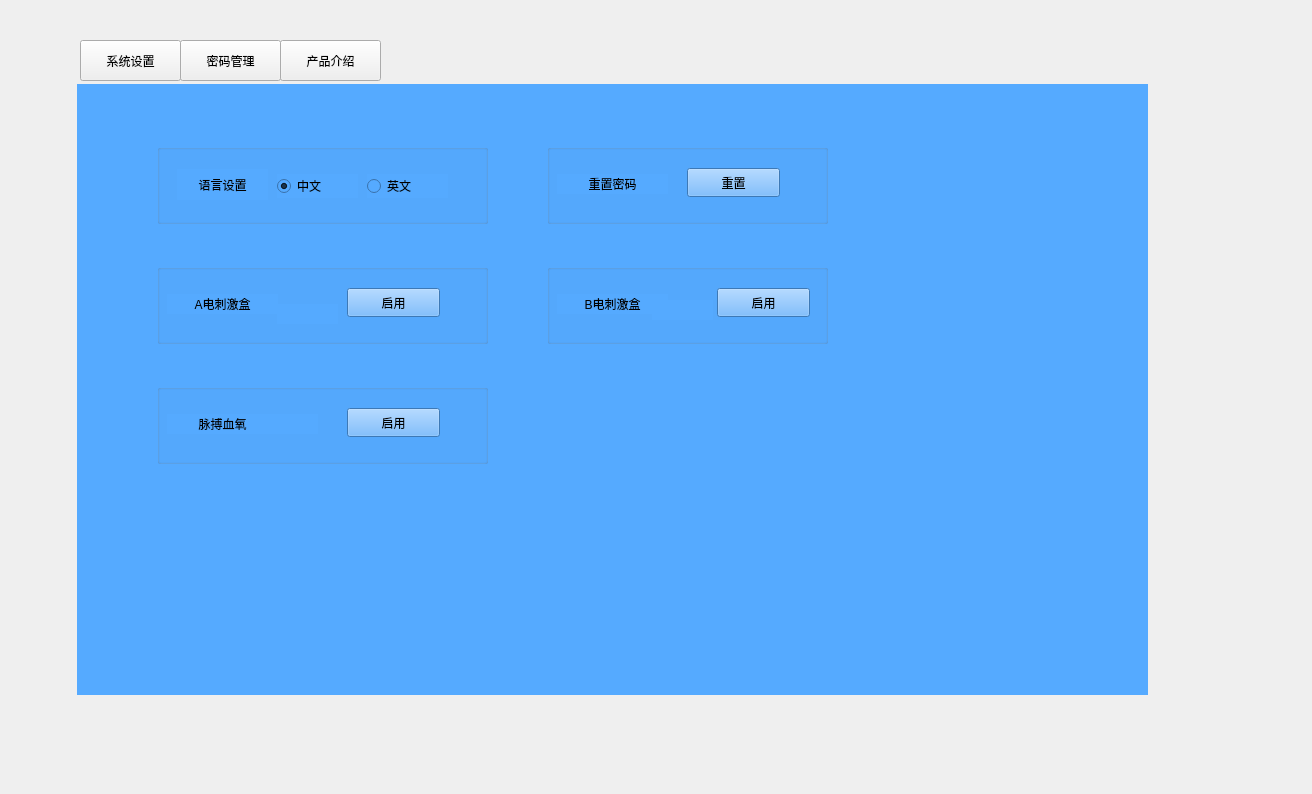
Before: the Qt Designer form Src/Setting/settingwidget.ui in xiaosongzhi/LowUpLimp, drawn with Qt 5.
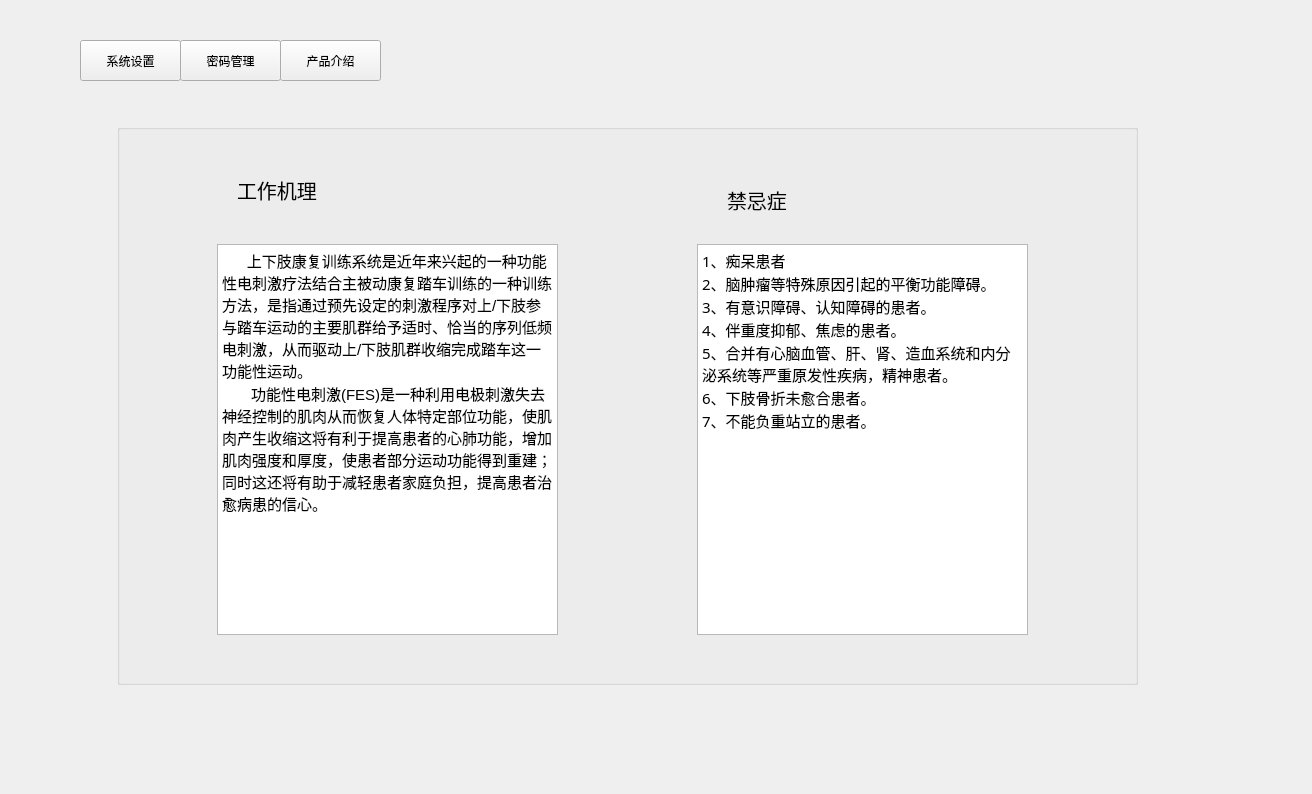
After: the same form once the commit is applied.

Commit message: 添加产品介绍界面

Diff of the .ui file:
```diff
--- a/Src/Setting/settingwidget.ui
+++ b/Src/Setting/settingwidget.ui
@@ -62,10 +62,10 @@
     </rect>
    </property>
    <property name="styleSheet">
-    <string notr="true">background-color: rgb(85, 170, 255);</string>
+    <string notr="true"/>
    </property>
    <property name="currentIndex">
-    <number>0</number>
+    <number>2</number>
    </property>
    <widget class="QWidget" name="systemSetting_Page">
     <widget class="QGroupBox" name="groupBox">
@@ -73,7 +73,7 @@
       <rect>
        <x>80</x>
        <y>60</y>
-       <width>331</width>
+       <width>401</width>
        <height>80</height>
       </rect>
      </property>
@@ -115,7 +115,7 @@
      <widget class="QRadioButton" name="EN_RadioButton">
       <property name="geometry">
        <rect>
-        <x>210</x>
+        <x>240</x>
         <y>30</y>
         <width>81</width>
         <height>24</height>
@@ -129,9 +129,9 @@
     <widget class="QGroupBox" name="groupBox_2">
      <property name="geometry">
       <rect>
-       <x>470</x>
+       <x>630</x>
        <y>60</y>
-       <width>281</width>
+       <width>371</width>
        <height>80</height>
       </rect>
      </property>
@@ -157,7 +157,7 @@
      <widget class="QPushButton" name="resetPassword_Btn">
       <property name="geometry">
        <rect>
-        <x>140</x>
+        <x>210</x>
         <y>24</y>
         <width>93</width>
         <height>29</height>
@@ -173,7 +173,7 @@
       <rect>
        <x>80</x>
        <y>180</y>
-       <width>331</width>
+       <width>401</width>
        <height>80</height>
       </rect>
      </property>
@@ -199,7 +199,7 @@
      <widget class="QPushButton" name="FESA_Btn">
       <property name="geometry">
        <rect>
-        <x>190</x>
+        <x>230</x>
         <y>24</y>
         <width>93</width>
         <height>29</height>
@@ -226,9 +226,9 @@
     <widget class="QGroupBox" name="groupBox_4">
      <property name="geometry">
       <rect>
-       <x>470</x>
+       <x>630</x>
        <y>180</y>
-       <width>281</width>
+       <width>371</width>
        <height>80</height>
       </rect>
      </property>
@@ -254,7 +254,7 @@
      <widget class="QPushButton" name="FESB_Btn">
       <property name="geometry">
        <rect>
-        <x>170</x>
+        <x>210</x>
         <y>24</y>
         <width>93</width>
         <height>29</height>
@@ -283,7 +283,7 @@
       <rect>
        <x>80</x>
        <y>300</y>
-       <width>331</width>
+       <width>401</width>
        <height>80</height>
       </rect>
      </property>
@@ -309,7 +309,7 @@
      <widget class="QPushButton" name="bioelectricity_Btn">
       <property name="geometry">
        <rect>
-        <x>190</x>
+        <x>230</x>
         <y>24</y>
         <width>93</width>
         <height>29</height>
@@ -466,6 +466,107 @@
      </property>
     </widget>
    </widget>
+   <widget class="QWidget" name="product_Page">
+    <widget class="QGroupBox" name="groupBox_6">
+     <property name="geometry">
+      <rect>
+       <x>40</x>
+       <y>40</y>
+       <width>1021</width>
+       <height>561</height>
+      </rect>
+     </property>
+     <property name="title">
+      <string/>
+     </property>
+     <widget class="QLabel" name="label_9">
+      <property name="geometry">
+       <rect>
+        <x>120</x>
+        <y>40</y>
+        <width>191</width>
+        <height>51</height>
+       </rect>
+      </property>
+      <property name="font">
+       <font>
+        <family>黑体</family>
+        <pointsize>15</pointsize>
+       </font>
+      </property>
+      <property name="text">
+       <string>工作机理</string>
+      </property>
+     </widget>
+     <widget class="QTextBrowser" name="textBrowser">
+      <property name="geometry">
+       <rect>
+        <x>100</x>
+        <y>120</y>
+        <width>341</width>
+        <height>391</height>
+       </rect>
+      </property>
+      <property name="html">
+       <string>&lt;!DOCTYPE HTML PUBLIC &quot;-//W3C//DTD HTML 4.0//EN&quot; &quot;http://www.w3.org/TR/REC-html40/strict.dtd&quot;&gt;
+&lt;html&gt;&lt;head&gt;&lt;meta name=&quot;qrichtext&quot; content=&quot;1&quot; /&gt;&lt;meta charset=&quot;utf-8&quot; /&gt;&lt;style type=&quot;text/css&quot;&gt;
+p, li { white-space: pre-wrap; }
+hr { height: 1px; border-width: 0; }
+&lt;/style&gt;&lt;/head&gt;&lt;body style=&quot; font-family:'Microsoft YaHei UI'; font-size:9pt; font-weight:400; font-style:normal;&quot;&gt;
+&lt;p style=&quot; margin-top:0px; margin-bottom:0px; margin-left:0px; margin-right:0px; -qt-block-indent:0; text-indent:0px;&quot;&gt;&lt;span style=&quot; font-size:11pt;&quot;&gt;      上下肢康复训练系统是近年来兴起的一种功能性电刺激疗法结合主被动康复踏车训练的一种训练方法，是指通过预先设定的刺激程序对上/下肢参与踏车运动的主要肌群给予适时、恰当的序列低频电刺激，从而驱动上/下肢肌群收缩完成踏车这一功能性运动。&lt;/span&gt;&lt;/p&gt;
+&lt;p style=&quot; margin-top:0px; margin-bottom:0px; margin-left:0px; margin-right:0px; -qt-block-indent:0; text-indent:0px;&quot;&gt;&lt;span style=&quot; font-size:11pt;&quot;&gt;       功能性电刺激(FES)是一种利用电极刺激失去神经控制的肌肉从而恢复人体特定部位功能，使肌肉产生收缩这将有利于提高患者的心肺功能，增加肌肉强度和厚度，使患者部分运动功能得到重建；同时这还将有助于减轻患者家庭负担，提高患者治愈病患的信心。&lt;/span&gt;&lt;/p&gt;&lt;/body&gt;&lt;/html&gt;</string>
+      </property>
+     </widget>
+     <widget class="QLabel" name="label_10">
+      <property name="geometry">
+       <rect>
+        <x>610</x>
+        <y>50</y>
+        <width>191</width>
+        <height>51</height>
+       </rect>
+      </property>
+      <property name="font">
+       <font>
+        <family>黑体</family>
+        <pointsize>15</pointsize>
+       </font>
+      </property>
+      <property name="text">
+       <string>禁忌症</string>
+      </property>
+     </widget>
+     <widget class="QTextBrowser" name="textBrowser_2">
+      <property name="geometry">
+       <rect>
+        <x>580</x>
+        <y>120</y>
+        <width>331</width>
+        <height>391</height>
+       </rect>
+      </property>
+      <property name="font">
+       <font>
+        <family>黑体</family>
+       </font>
+      </property>
+      <property name="html">
+       <string>&lt;!DOCTYPE HTML PUBLIC &quot;-//W3C//DTD HTML 4.0//EN&quot; &quot;http://www.w3.org/TR/REC-html40/strict.dtd&quot;&gt;
+&lt;html&gt;&lt;head&gt;&lt;meta name=&quot;qrichtext&quot; content=&quot;1&quot; /&gt;&lt;meta charset=&quot;utf-8&quot; /&gt;&lt;style type=&quot;text/css&quot;&gt;
+p, li { white-space: pre-wrap; }
+hr { height: 1px; border-width: 0; }
+&lt;/style&gt;&lt;/head&gt;&lt;body style=&quot; font-family:'黑体'; font-size:9pt; font-weight:400; font-style:normal;&quot;&gt;
+&lt;p style=&quot; margin-top:0px; margin-bottom:0px; margin-left:0px; margin-right:0px; -qt-block-indent:0; text-indent:0px;&quot;&gt;&lt;span style=&quot; font-family:'Microsoft YaHei UI'; font-size:11pt;&quot;&gt;1、痴呆患者&lt;/span&gt;&lt;/p&gt;
+&lt;p style=&quot; margin-top:0px; margin-bottom:0px; margin-left:0px; margin-right:0px; -qt-block-indent:0; text-indent:0px;&quot;&gt;&lt;span style=&quot; font-family:'Microsoft YaHei UI'; font-size:11pt;&quot;&gt;2、脑肿瘤等特殊原因引起的平衡功能障碍。&lt;/span&gt;&lt;/p&gt;
+&lt;p style=&quot; margin-top:0px; margin-bottom:0px; margin-left:0px; margin-right:0px; -qt-block-indent:0; text-indent:0px;&quot;&gt;&lt;span style=&quot; font-family:'Microsoft YaHei UI'; font-size:11pt;&quot;&gt;3、有意识障碍、认知障碍的患者。&lt;/span&gt;&lt;/p&gt;
+&lt;p style=&quot; margin-top:0px; margin-bottom:0px; margin-left:0px; margin-right:0px; -qt-block-indent:0; text-indent:0px;&quot;&gt;&lt;span style=&quot; font-family:'Microsoft YaHei UI'; font-size:11pt;&quot;&gt;4、伴重度抑郁、焦虑的患者。&lt;/span&gt;&lt;/p&gt;
+&lt;p style=&quot; margin-top:0px; margin-bottom:0px; margin-left:0px; margin-right:0px; -qt-block-indent:0; text-indent:0px;&quot;&gt;&lt;span style=&quot; font-family:'Microsoft YaHei UI'; font-size:11pt;&quot;&gt;5、合并有心脑血管、肝、肾、造血系统和内分泌系统等严重原发性疾病，精神患者。&lt;/span&gt;&lt;/p&gt;
+&lt;p style=&quot; margin-top:0px; margin-bottom:0px; margin-left:0px; margin-right:0px; -qt-block-indent:0; text-indent:0px;&quot;&gt;&lt;span style=&quot; font-family:'Microsoft YaHei UI'; font-size:11pt;&quot;&gt;6、下肢骨折未愈合患者。&lt;/span&gt;&lt;/p&gt;
+&lt;p style=&quot; margin-top:0px; margin-bottom:0px; margin-left:0px; margin-right:0px; -qt-block-indent:0; text-indent:0px;&quot;&gt;&lt;span style=&quot; font-family:'Microsoft YaHei UI'; font-size:11pt;&quot;&gt;7、不能负重站立的患者。&lt;/span&gt;&lt;/p&gt;&lt;/body&gt;&lt;/html&gt;</string>
+      </property>
+     </widget>
+    </widget>
+   </widget>
   </widget>
  </widget>
  <resources/>
```
Left out of the diff: 26 changed lines with no effect on the pictures.
